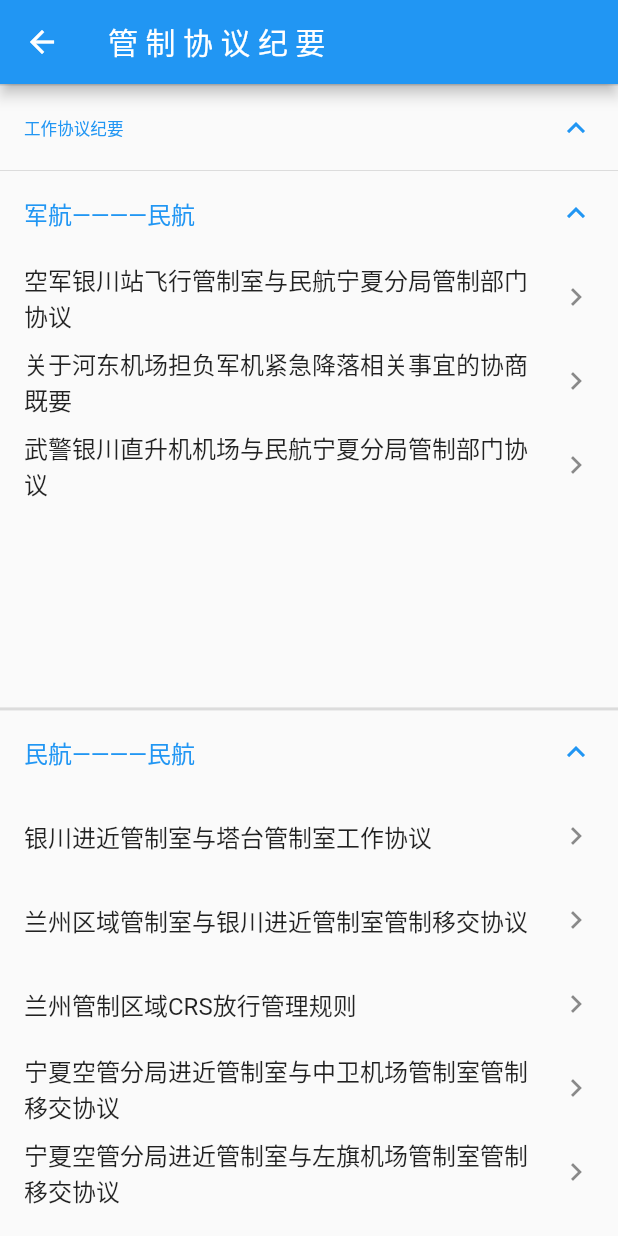
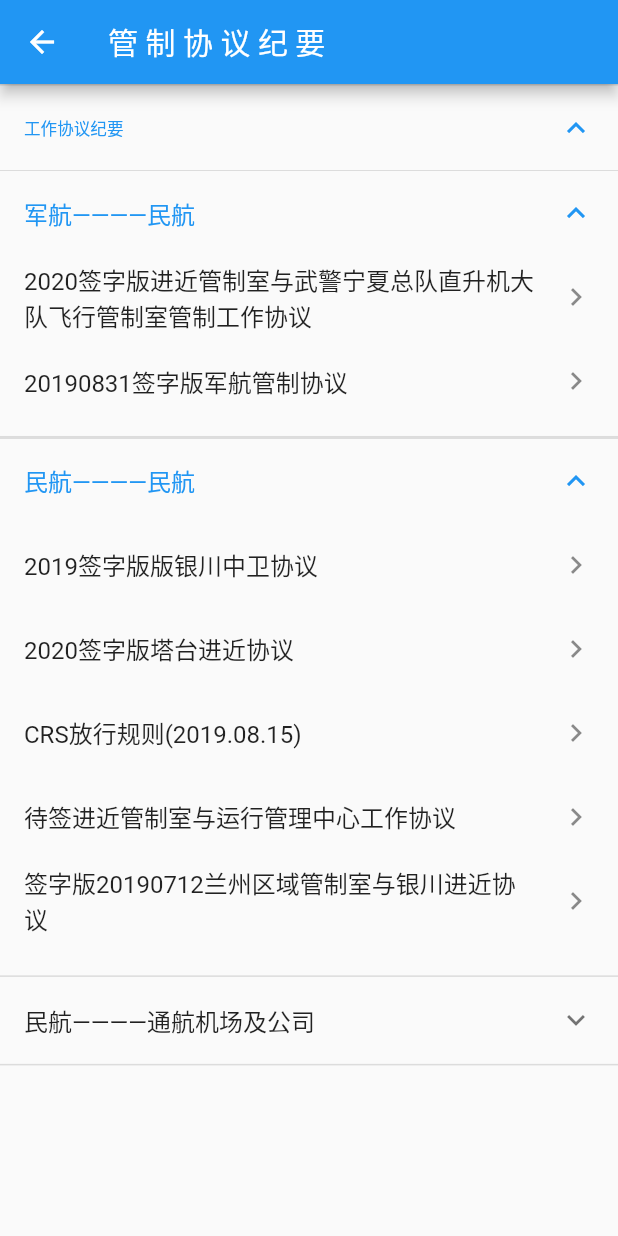
Before and after one commit to LawSearching/LawSearching, a Flutter app: the Guanzhi_Xieyi_Directory screen opened directly, after a tap on "工作协议纪要", after a tap on "军航————民航", after a tap on "民航————民航", on a phone screen of 412 x 824 dp. Run offline on Flutter 3.47's test engine with Material 2 defaults, Android fonts, the phone set to English and light mode, and no system bars; our stand-ins replace dio, flutter_screenutil, sqflite; accounts and stored records are empty; network calls fail.

Commit message:
手册目录显示功能
1）培训手册显示；
2）运行手册显示；
3）工作协议纪要显示；

```diff
--- a/lawsearching/lib/main_page.dart
+++ b/lawsearching/lib/main_page.dart
@@ -348,7 +348,7 @@ class _MainPageState extends State<MainPage> {
             ),
             ListTile(
               title: Text(
-                '管  制  协  议  纪  要',
+                '管 制 协 议 纪 要',
                 style: TextStyle(
                   fontSize: ScreenUtil().setSp(58),
                   color: Colors.white,
--- a/lawsearching/lib/pages/Guanzhi_Xieyi/Guanzhi_Xieyi_Data.dart
+++ b/lawsearching/lib/pages/Guanzhi_Xieyi/Guanzhi_Xieyi_Data.dart
@@ -1,20 +1,20 @@
 List junHang_MinHang = [
   //工作协议纪要---军航到民航
-  "空军银川站飞行管制室与民航宁夏分局管制部门协议",
-  "关于河东机场担负军机紧急降落相关事宜的协商既要",
-  "武警银川直升机机场与民航宁夏分局管制部门协议",
+  "2020签字版进近管制室与武警宁夏总队直升机大队飞行管制室管制工作协议",
+  "20190831签字版军航管制协议",
 ];
+
 List minHang_MinHang = [
   //工作协议纪要---民航到民航
-  "银川进近管制室与塔台管制室工作协议",
-  "兰州区域管制室与银川进近管制室管制移交协议",
-  "兰州管制区域CRS放行管理规则",
-  "宁夏空管分局进近管制室与中卫机场管制室管制移交协议",
-  "宁夏空管分局进近管制室与左旗机场管制室管制移交协议",
+  "2019签字版版银川中卫协议",
+  "2020签字版塔台进近协议",
+  "CRS放行规则(2019.08.15)",
+  "待签进近管制室与运行管理中心工作协议",
+  "签字版20190712兰州区域管制室与银川进近协议",
 ];
 List minHang_TongHang = [
   //工作协议纪要---民航到通航机场及公司
-  "宁夏空管分局进近管制室与盐池机场管制室管制移交协议",
-  "宁夏空管分局进近管制室与鄂托克前旗机场管制室管制移交协议",
-  "银川进近管制室与相关通用航空单位保障协议",
+  "2019版银川鄂托克前旗协议4.23",
+  "20190831签字版民航宁夏空管分局进近管制室与月牙湖机场管制室协议",
+  "银川进近与盐池管制移交协议20190924",
 ];
--- a/lawsearching/lib/pages/Guanzhi_Xieyi/Guanzhi_Xieyi_Directory.dart
+++ b/lawsearching/lib/pages/Guanzhi_Xieyi/Guanzhi_Xieyi_Directory.dart
@@ -1,5 +1,6 @@
 import 'package:flutter/material.dart';
 import 'package:flutter_screenutil/flutter_screenutil.dart';
+import 'package:lawsearching/pages/Guanzhi_Xieyi/GuanZhi_XieYiReader.dart';
 
 import 'Guanzhi_Xieyi_Data.dart';
 
@@ -16,19 +17,22 @@ class Guanzhi_Xieyi_Directory extends StatelessWidget {
         child: Column(
           children: <Widget>[
             ExpansionTile(
-              title: Text('工作协议纪要',style: TextStyle(fontSize: ScreenUtil().setSp(55)),),
+              title: Text(
+                '工作协议纪要',
+                style: TextStyle(fontSize: ScreenUtil().setSp(55)),
+              ),
               children: <Widget>[
                 ExpansionTile(
                   title: Text('军航————民航'),
-                  children: <Widget>[_junHang_MinHangList()],
+                  children: <Widget>[_junHang_MinHangList('军航-民航')],
                 ),
                 ExpansionTile(
                   title: Text('民航————民航'),
-                  children: <Widget>[_minHang_MinHangList()],
+                  children: <Widget>[_minHang_MinHangList('民航-民航')],
                 ),
                 ExpansionTile(
                   title: Text('民航————通航机场及公司'),
-                  children: <Widget>[_minHang_TongHangList()],
+                  children: <Widget>[_minHang_TongHangList('民航-通航机场及公司')],
                 ),
               ],
             ),
@@ -39,22 +43,28 @@ class Guanzhi_Xieyi_Directory extends StatelessWidget {
   }
 
 //军航————民航
-  Widget _junHang_MinHangList() {
+  Widget _junHang_MinHangList(String fist_directory) {
     return Container(
-      height: ScreenUtil().setHeight(1000),
+      height: ScreenUtil().setHeight(400),
       child: ListView.builder(
         itemCount: junHang_MinHang.length,
         itemBuilder: (context, index) => ListTile(
           title: Text('${junHang_MinHang[index]}'),
           trailing: Icon(Icons.chevron_right),
-          onTap: () {},
+          onTap: () {
+            Navigator.push(
+                context,
+                MaterialPageRoute(
+                    builder: (context) => GuanZhiXieYiReader(
+                        fist_directory, junHang_MinHang[index])));
+          },
         ),
       ),
     );
   }
 
 //民航————民航
-  Widget _minHang_MinHangList() {
+  Widget _minHang_MinHangList(String fist_directory) {
     return Container(
       height: ScreenUtil().setHeight(1000),
       child: ListView.builder(
@@ -62,22 +72,34 @@ class Guanzhi_Xieyi_Directory extends StatelessWidget {
         itemBuilder: (context, index) => ListTile(
           title: Text('${minHang_MinHang[index]}'),
           trailing: Icon(Icons.chevron_right),
-          onTap: () {},
+          onTap: () {
+            Navigator.push(
+                context,
+                MaterialPageRoute(
+                    builder: (context) => GuanZhiXieYiReader(
+                        fist_directory, minHang_MinHang[index])));
+          },
         ),
       ),
     );
   }
 
 //民航————通航机场及公司
-  Widget _minHang_TongHangList() {
+  Widget _minHang_TongHangList(String fist_directory) {
     return Container(
-      height: ScreenUtil().setHeight(1000),
+      height: ScreenUtil().setHeight(600),
       child: ListView.builder(
         itemCount: minHang_TongHang.length,
         itemBuilder: (context, index) => ListTile(
           title: Text('${minHang_TongHang[index]}'),
           trailing: Icon(Icons.chevron_right),
-          onTap: () {},
+          onTap: () {
+            Navigator.push(
+                context,
+                MaterialPageRoute(
+                    builder: (context) => GuanZhiXieYiReader(
+                        fist_directory, minHang_TongHang[index])));
+          },
         ),
       ),
     );
--- a/lawsearching/lib/pages/WorkingManual/directoryData.dart
+++ b/lawsearching/lib/pages/WorkingManual/directoryData.dart
@@ -7,8 +7,6 @@ List managementList = [
   "第五章 运行管理",
   "第六章 测量、分析和改进",
   "第七章 工作程序",
-  "第八章 报表台帐",
-  "第九章 附录",
 ];
 
 List managementList_L2_C1 = [
@@ -18,7 +16,6 @@ List managementList_L2_C1 = [
 
 List managementList_L2_C3 = [
   "第1节 进近管制室主任职责",
-  "第2节 进近管制室副主任职责",
 ];
 
 List managementList_L2_C4 = [
@@ -57,7 +54,6 @@ List managementList_L2_C5 = [
   "第21节 进近管制室岗后讲评工作程序",
   "第22节 进近管制室岗后讲评工作程序",
   "第23节 进近管制室大面积延误处置程序",
-  "第24节 进近管制室大流量下工作程序",
 ];
 
 List managementList_L2_C6 = [
@@ -110,34 +106,24 @@ List trainingList = [
   "第二章 资源管理",
   "第三章 工作程序",
   "第四章 进近管制室培训大纲",
-  "第五章 相关数据资料",
-  "第六章 报表台帐",
 ];
 
 List trainingList_L2_C1 = [
+  //第一章 节内容
   "第1节 概述",
   "第2节 培训小组",
   "第3节 培训职责",
 ];
 
 List trainingList_L2_C2 = [
+  //第二章节内容
   "第1节 概述",
   "第2节 进近管制室管制人员培训管理规定",
   "第3节 进近管制室岗位培训教员管理规定",
-  "第4节 进近管制室见习管制员管理规定",
-  "第5节 进近管制室管制员资格培训管理规定",
-  "第6节 进近管制室设备培训管理规定",
-  "第7节 进近管制室熟练培训",
-  "第8节 进近管制室复习培训管理规定",
-  "第9节 进近管制室附加培训管理规定",
-  "第10节 进近管制室补习培训和追加培训管理规定",
-  "第11节 进近管制室模拟机教员管理规定",
-  "第12节 进近管制室模拟机机房管理规定",
-  "第13节 进近管制室雷达管制模拟机培训设备操作规",
-  "第14节 进近管制室程序管制模拟机培训设备操作规程",
 ];
 
-List trainingList_L2_C3 = [
+List trainingList_L3_C3 = [
+  //第三章节内容
   "第1节 进近管制室人员培训、考核工作程序",
   "第2节 进近管制室新进人员培训程序",
   "第3节 进近管制室岗位资格培训工作程序",
@@ -150,28 +136,13 @@ List trainingList_L2_C3 = [
   "第10节 进近管制室防止管制员“错、忘、漏”培训程序",
 ];
 
-List trainingList_L2_C4 = [
-  "第1节 进近管制室部门级安全教育",
-  "第2节 进近管制室岗位级安全教育",
-  "第3节 进近管制室新进人员上岗前培训大纲",
-  "第4节 进近管制室资格培训大纲",
-  "第5节 进近管制室新进人员设备培训",
-  "第6节 进近管制室进近复习培训大纲",
-  "第7节 进近管制室模拟机训练大纲",
-];
-
-List trainingList_L2_C5 = [
-  "第1节 高度层分配",
-  "第2节 速度换算表",
-  "第3节 航空器最低调速标准",
-  "第4节 管制术语",
-];
-
-List trainingList_L2_C6 = [
-  "第1节 进近管制室受训人岗位培训登记表",
-  "第2节 进近管制室岗位培训实施时间表",
-  "第3节 进近管制室培训考核报告表",
-  "第4节 进近管制室岗位培训评估报告表",
+List trainingList_L4_C4 = [
+  //第四章 节内容
+  "第1节 进近管制室安全教育",
+  "第2节 进近管制室岗位培训大纲",
+  "第3节 进近管制室新进人员设备培训",
+  "第4节 进近管制室进近复习培训大纲",
+  "第5节 进近管制室模拟机训练大纲",
 ];
 
 //运行手册数据
--- a/lawsearching/lib/pages/WorkingManual/managementHandbook.dart
+++ b/lawsearching/lib/pages/WorkingManual/managementHandbook.dart
@@ -51,7 +51,7 @@ class ManagementHandbook extends StatelessWidget {
                       context,
                       MaterialPageRoute(
                           builder: (context) => WorkingManualReader(
-                              '${workingList[index]}', item)));
+                             '管理手册', '${workingList[index]}', item)));
                 },
               ));
             }
@@ -63,7 +63,7 @@ class ManagementHandbook extends StatelessWidget {
                     context,
                     MaterialPageRoute(
                         builder: (context) => WorkingManualReader(
-                            '${workingList[index]}', 'temp')));
+                           '管理手册', '${workingList[index]}', 'temp')));
               },
               child: Text(managementList[index]),
             ),
```
Also changed, not shown: lawsearching/lib/pages/Guanzhi_Xieyi/GuanZhi_XieYiReader.dart (added, +142 -0 lines), lawsearching/lib/pages/WorkingManual/WorkingManual_reader.dart (+48 -29 lines), lawsearching/lib/pages/WorkingManual/trainingHandbook.dart (+18 -15 lines), lawsearching/lib/pages/WorkingManual/workingHandbook.dart (+10 -11 lines).
